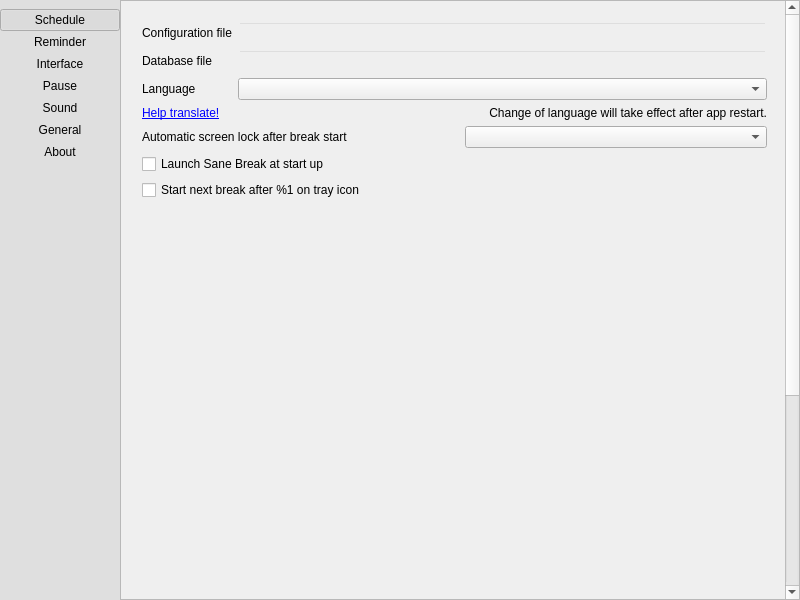
This is src/app/pref-window.ui in AllanChain/sane-break as Qt 5 draws it before an edit. The edited form follows.
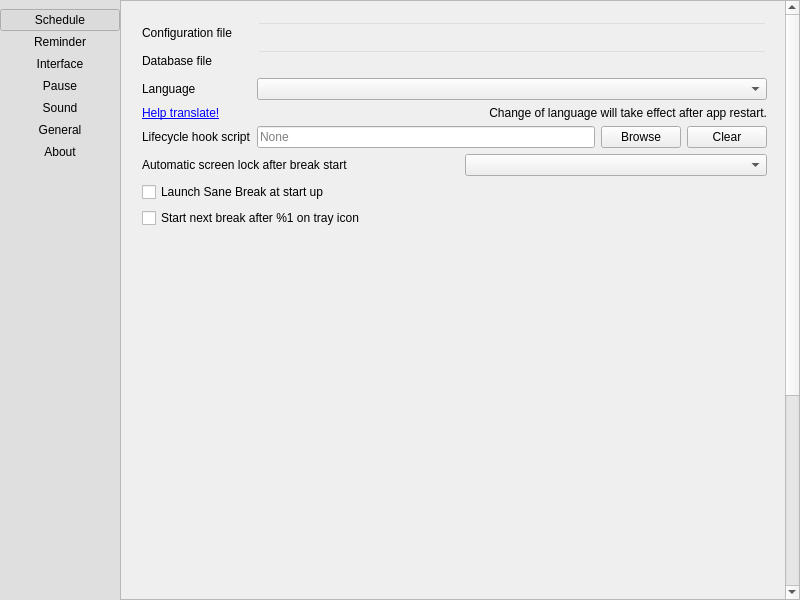
This is the edited form. The open tabs and pages were chosen to show the change. Icons and pictures are not drawn. Custom widgets are drawn as their Qt base class.

Commit message: add lifecycle hook for break and pause events

Patch:
```diff
--- a/src/app/pref-window.ui
+++ b/src/app/pref-window.ui
@@ -2113,6 +2113,41 @@
                 </property>
                </widget>
               </item>
+              <item row="4" column="0">
+               <widget class="QLabel" name="hookScriptLabel">
+                <property name="toolTip">
+                 <string>Command or script executed on break and pause events (break-start, break-prompt, break-fullscreen, break-end, pause-start, pause-end).</string>
+                </property>
+                <property name="text">
+                 <string>Lifecycle hook script</string>
+                </property>
+               </widget>
+              </item>
+              <item row="4" column="1">
+               <layout class="QHBoxLayout" name="hookScriptLayout">
+                <item>
+                 <widget class="QLineEdit" name="hookScriptPath">
+                  <property name="placeholderText">
+                   <string>None</string>
+                  </property>
+                 </widget>
+                </item>
+                <item>
+                 <widget class="QPushButton" name="browseHookScript">
+                  <property name="text">
+                   <string>Browse</string>
+                  </property>
+                 </widget>
+                </item>
+                <item>
+                 <widget class="QPushButton" name="clearHookScript">
+                  <property name="text">
+                   <string>Clear</string>
+                  </property>
+                 </widget>
+                </item>
+               </layout>
+              </item>
              </layout>
             </item>
             <item>
```
The commit also changes 17 other files.
